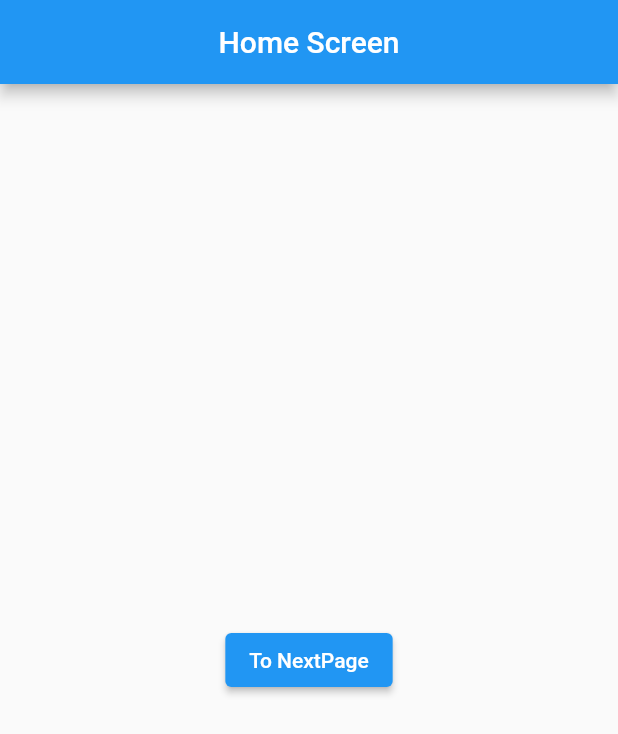
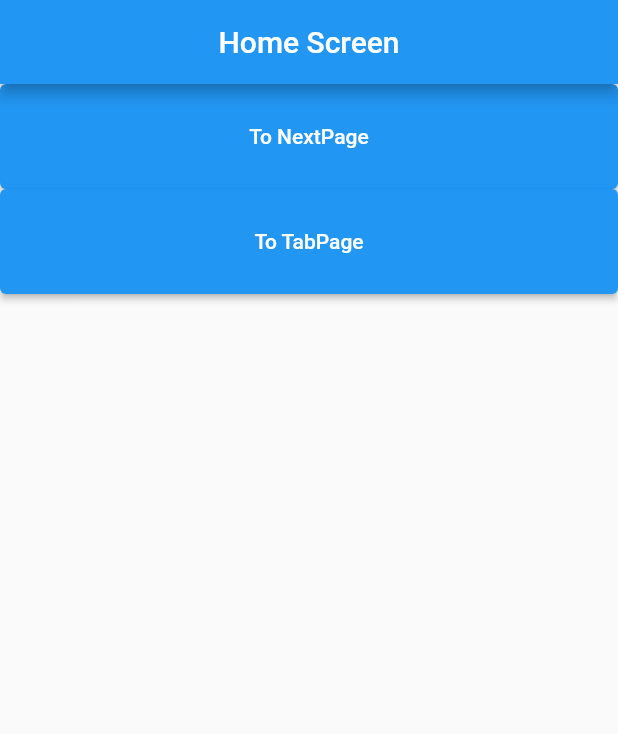
Before and after one commit to ha-koichi/flutter_demo, a Flutter app: the screen it shows after launch, on a phone screen of 412 x 824 dp. Shown: the top 734 px of the screen. Run offline on Flutter 3.47's test engine with Material 2 defaults, Android fonts, the phone set to English and light mode, and no system bars.

Commit message:
タブのサンプル実装

```diff
--- a/lib/main.dart
+++ b/lib/main.dart
@@ -1,5 +1,6 @@
 import 'package:flutter/material.dart';
 import 'package:flutter_demo/second.dart';
+import 'package:flutter_demo/tab.dart';
 
 void main() {
   runApp(MyApp());
@@ -30,6 +31,7 @@ class MyApp extends StatelessWidget {
       home: HomeScreen(),
       routes: {
         '/second': (context) => NextScreen(),
+        '/tab': (context) => TabScreen(),
       },
     );
   }
@@ -43,20 +45,30 @@ class HomeScreen extends StatelessWidget {
         title: Text('Home Screen'),
         centerTitle: true,
       ),
-      body: Center(
+        body: Column(
+            children: <Widget>[
+              Container(
+                width: double.infinity,
+                height: 70,
                 child: ElevatedButton(
                   child: Text("To NextPage"),
                   onPressed: () {
                     Navigator.pushNamed(context, '/second');
-            // Navigator.push(
-            //   context,
-            //   MaterialPageRoute(
-            //     builder: (context) => NextScreen(),
-            //   ),
-            // );
-          },
+                  }
                 ),
               ),
+              Container(
+                width: double.infinity,
+                height: 70,
+                child: ElevatedButton(
+                    child: Text("To TabPage"),
+                    onPressed: () {
+                      Navigator.pushNamed(context, '/tab');
+                    }
+                ),
+              ),
+            ]
+        )
     );
   }
 }
```
Lines whose indentation alone changed are shown as unchanged.
